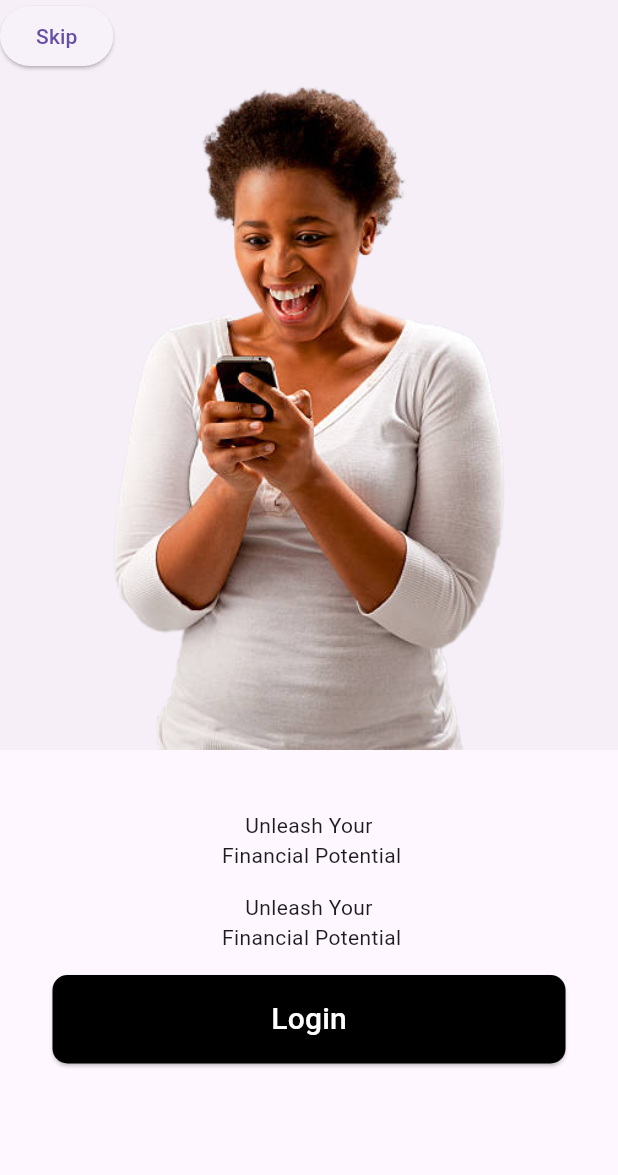
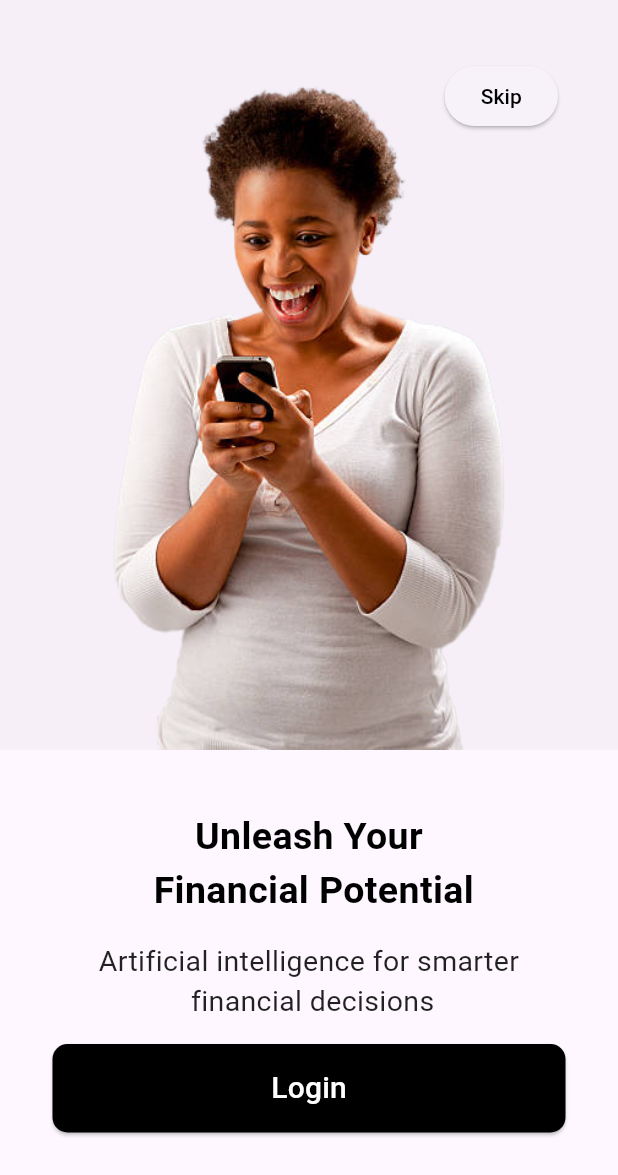
Before and after one commit to Phnix01/financial_onboarding_dribble_inspiring, a Flutter app: the screen it shows after launch, on a phone screen of 412 x 824 dp. Shown: the top 1175 px of the screen. Run offline on Flutter 3.47's test engine with Material 3 defaults, Android fonts, the phone set to English and light mode, and no system bars.

Commit message:
finishing skip button displaying

```diff
--- a/lib/main.dart
+++ b/lib/main.dart
@@ -11,6 +11,7 @@ class MyApp extends StatelessWidget {
   @override
   Widget build(BuildContext context) {
     return MaterialApp(
+      debugShowCheckedModeBanner: false,
       home: Homescreen(),
     );
   }
--- a/lib/screens/homeScreen.dart
+++ b/lib/screens/homeScreen.dart
@@ -23,31 +23,52 @@ class Homescreen extends StatelessWidget {
                   fit: BoxFit.fitWidth,
                 ),
               ),
-              ElevatedButton(onPressed: () {}, child: Text('Skip'))
+              Positioned(
+                top: 40,
+                right: 40,
+                child: ElevatedButton(
+                  onPressed: () {},
+                  child: Text(
+                    'Skip',
+                    style: TextStyle(
+                      color: Colors.black,
+                    ),
+                  ),
+                ),
+              ),
             ],
           ),
           const Padding(
-            padding: EdgeInsets.symmetric(vertical: 40, horizontal: 35),
+            padding: EdgeInsets.symmetric(
+              vertical: 40,
+              horizontal: 35,
+            ),
             child: Column(
               children: [
                 Text(
                   textAlign: TextAlign.center,
                   'Unleash Your \n Financial Potential',
+                  style: TextStyle(
+                    color: Colors.black,
+                    fontSize: 25,
+                    fontWeight: FontWeight.bold,
+                  ),
                 ),
                 SizedBox(
                   height: 15,
                 ),
                 Text(
                   textAlign: TextAlign.center,
-                  'Unleash Your \n Financial Potential',
+                  'Artificial intelligence for smarter \n financial decisions',
+                  style: TextStyle(fontSize: 19, color: Colors.black87),
                 ),
                 SizedBox(
                   height: 15,
                 ),
-                CustomButton(textDta: 'Login')
+                CustomButton(textDta: 'Login'),
               ],
             ),
-          )
+          ),
         ],
       ),
     );
```
